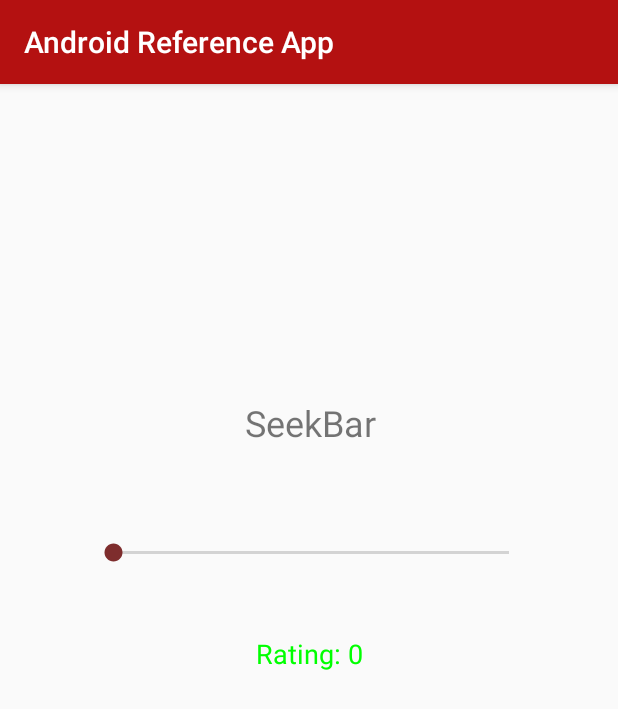
After one commit to mazleo/AndroidReferenceApp, an Android app: the SeekbarActivity screen opened directly, with no data from a screen before it, on a phone screen of 412 x 824 dp. The commit adds this screen. Shown: the top 709 px of the screen. Run offline under Robolectric (Android 15) with nearby library versions, the phone set to English and light mode, and no system bars.

Commit message:
Add more references

```diff
--- a/app/build.gradle
+++ b/app/build.gradle
@@ -20,7 +20,7 @@ android {
 }
 
 dependencies {
-    compile fileTree(dir: 'libs', include: ['*.jar'])
+    compile fileTree(include: ['*.jar'], dir: 'libs')
     androidTestCompile('com.android.support.test.espresso:espresso-core:2.2.2', {
         exclude group: 'com.android.support', module: 'support-annotations'
     })
--- a/app/src/main/AndroidManifest.xml
+++ b/app/src/main/AndroidManifest.xml
@@ -35,7 +35,11 @@
         <service
             android:name=".BoundServices"
             android:enabled="true"
-            android:exported="true"></service>
+            android:exported="true" />
+
+        <activity android:name=".ListviewActivity" />
+        <activity android:name=".AlertDialogActivity" />
+        <activity android:name=".SeekbarActivity"></activity>
     </application>
 
 </manifest>
--- /dev/null
+++ b/app/src/main/java/com/app/reference/android/androidreferenceapp/SeekbarActivity.java
@@ -0,0 +1,51 @@
+package com.app.reference.android.androidreferenceapp;
+
+import android.graphics.Color;
+import android.support.v7.app.AppCompatActivity;
+import android.os.Bundle;
+import android.widget.SeekBar;
+import android.widget.TextView;
+
+public class SeekbarActivity extends AppCompatActivity {
+
+    private SeekBar seekBar;
+    private TextView seekbarRating;
+
+    @Override
+    protected void onCreate(Bundle savedInstanceState) {
+        super.onCreate(savedInstanceState);
+        setContentView(R.layout.activity_seekbar);
+
+        seekBar = (SeekBar) findViewById(R.id.seekBar);
+        seekbarRating = (TextView) findViewById(R.id.seekbarRating);
+
+        seekbarRating.setText(R.string.seekbar_init_text);
+        seekbarRating.setTextColor(Color.GREEN);
+
+        seekBar.setOnSeekBarChangeListener(new SeekBar.OnSeekBarChangeListener() {
+            @Override
+            public void onProgressChanged(SeekBar seekBar, int progress, boolean fromUser) {
+                String ratingString = "Rating: " + seekBar.getProgress();
+                seekbarRating.setText(ratingString);
+
+                if (seekBar.getProgress() < 4) {
+                    seekbarRating.setTextColor(Color.GREEN);
+                }
+                else if (seekBar.getProgress() < 7) {
+                    seekbarRating.setTextColor(getResources().getColor(R.color.color_orange));
+                }
+                else {
+                    seekbarRating.setTextColor(Color.RED);
+                }
+            }
+
+            @Override
+            public void onStartTrackingTouch(SeekBar seekBar) {
+            }
+
+            @Override
+            public void onStopTrackingTouch(SeekBar seekBar) {
+            }
+        });
+    }
+}
--- /dev/null
+++ b/app/src/main/res/layout/activity_seekbar.xml
@@ -0,0 +1,56 @@
+<?xml version="1.0" encoding="utf-8"?>
+<android.support.constraint.ConstraintLayout xmlns:android="http://schemas.android.com/apk/res/android"
+    xmlns:app="http://schemas.android.com/apk/res-auto"
+    xmlns:tools="http://schemas.android.com/tools"
+    android:layout_width="match_parent"
+    android:layout_height="match_parent"
+    tools:context="com.app.reference.android.androidreferenceapp.SeekbarActivity">
+
+    <SeekBar
+        android:id="@+id/seekBar"
+        android:layout_width="296dp"
+        android:layout_height="29dp"
+        android:layout_marginBottom="8dp"
+        android:layout_marginLeft="8dp"
+        android:layout_marginRight="8dp"
+        android:layout_marginTop="8dp"
+        android:max="10"
+        app:layout_constraintBottom_toBottomOf="parent"
+        app:layout_constraintLeft_toLeftOf="parent"
+        app:layout_constraintRight_toRightOf="parent"
+        app:layout_constraintTop_toBottomOf="@+id/textView"
+        app:layout_constraintVertical_bias="0.100000024"
+        app:layout_constraintHorizontal_bias="0.513" />
+
+    <TextView
+        android:id="@+id/textView"
+        android:layout_width="wrap_content"
+        android:layout_height="wrap_content"
+        android:layout_marginBottom="8dp"
+        android:layout_marginLeft="8dp"
+        android:layout_marginRight="8dp"
+        android:layout_marginTop="8dp"
+        android:text="@string/seekbar_title"
+        android:textSize="24sp"
+        app:layout_constraintBottom_toBottomOf="parent"
+        app:layout_constraintLeft_toLeftOf="parent"
+        app:layout_constraintRight_toRightOf="parent"
+        app:layout_constraintTop_toTopOf="parent"
+        app:layout_constraintVertical_bias="0.27999997"
+        app:layout_constraintHorizontal_bias="0.503" />
+
+    <TextView
+        android:id="@+id/seekbarRating"
+        android:layout_width="wrap_content"
+        android:layout_height="wrap_content"
+        android:layout_marginBottom="8dp"
+        android:layout_marginLeft="8dp"
+        android:layout_marginRight="8dp"
+        android:layout_marginTop="8dp"
+        android:textSize="18sp"
+        app:layout_constraintBottom_toBottomOf="parent"
+        app:layout_constraintLeft_toLeftOf="parent"
+        app:layout_constraintRight_toRightOf="parent"
+        app:layout_constraintTop_toBottomOf="@+id/seekBar"
+        app:layout_constraintVertical_bias="0.07999998" />
+</android.support.constraint.ConstraintLayout>
--- a/app/src/main/res/values/colors.xml
+++ b/app/src/main/res/values/colors.xml
@@ -1,6 +1,7 @@
 <?xml version="1.0" encoding="utf-8"?>
 <resources>
-    <color name="colorPrimary">#3F51B5</color>
-    <color name="colorPrimaryDark">#303F9F</color>
-    <color name="colorAccent">#FF4081</color>
+    <color name="colorPrimary">#b41111</color>
+    <color name="colorPrimaryDark">#892828</color>
+    <color name="colorAccent">#7e2d2d</color>
+    <color name="color_orange">#c65300</color>
 </resources>
--- a/build.gradle
+++ b/build.gradle
@@ -5,7 +5,7 @@ buildscript {
         jcenter()
     }
     dependencies {
-        classpath 'com.android.tools.build:gradle:2.3.0'
+        classpath 'com.android.tools.build:gradle:2.3.3'
 
         // NOTE: Do not place your application dependencies here; they belong
         // in the individual module build.gradle files
```
Also changed, not shown: app/src/main/java/com/app/reference/android/androidreferenceapp/AlertDialogActivity.java (added, +62 -0 lines), app/src/main/java/com/app/reference/android/androidreferenceapp/ListviewActivity.java (added, +41 -0 lines), app/src/main/java/com/app/reference/android/androidreferenceapp/MainActivity.java (+12 -0 lines), app/src/main/res/layout/activity_alert_dialog.xml (added, +22 -0 lines), app/src/main/res/layout/activity_listview.xml (added, +16 -0 lines), app/src/main/res/layout/activity_main.xml (+8 -4 lines), app/src/main/res/values/strings.xml (+10 -0 lines).
